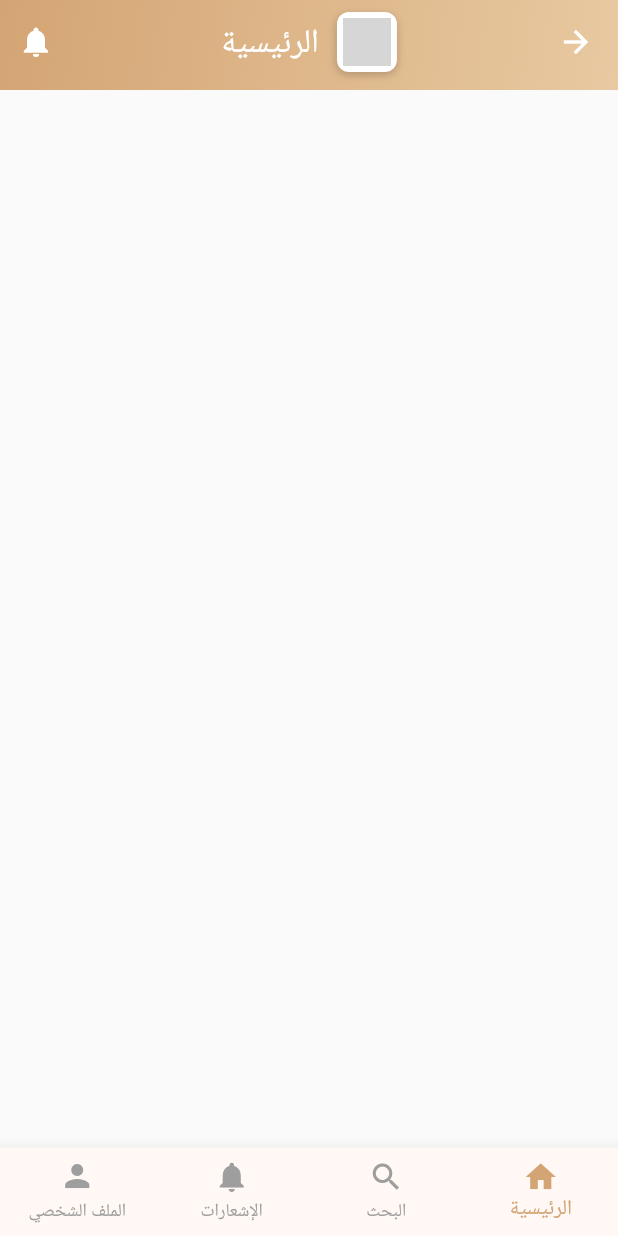
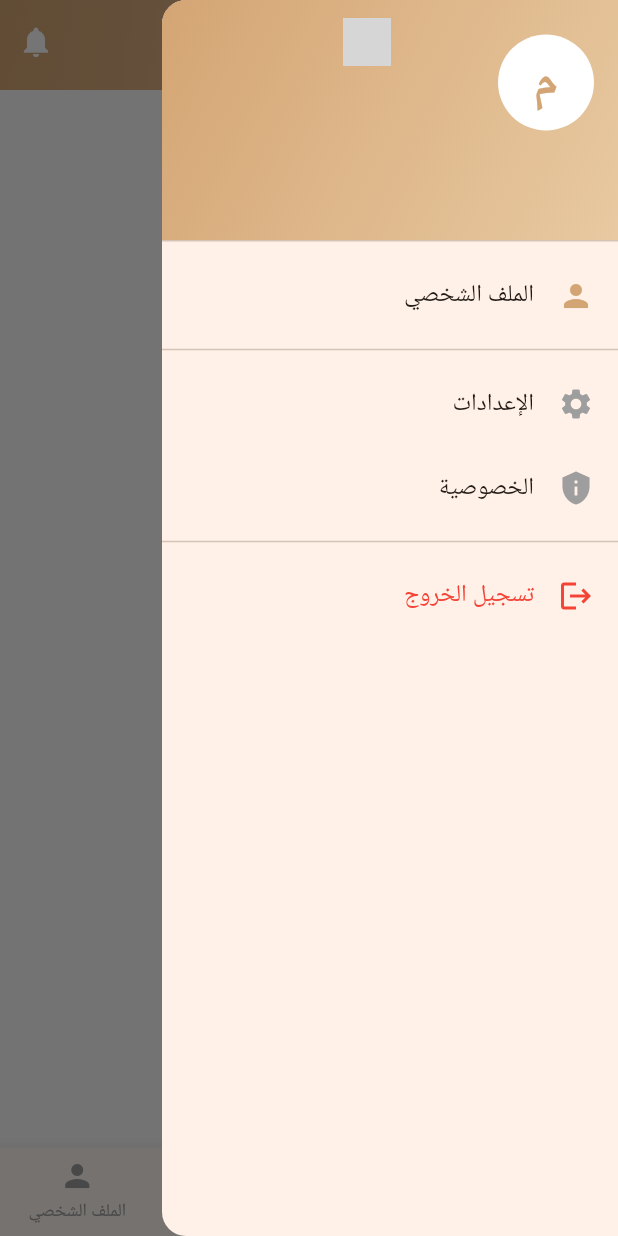
Before and after one commit to abubakr88/Mohaffez_app, a Flutter app: the HomeShell screen opened directly with empty values, with the side drawer open (before the commit the screen has no drawer), on a phone screen of 412 x 824 dp. Run offline on Flutter 3.47's test engine with Material 3 defaults, Android fonts, the phone set to English and light mode, and no system bars; our stand-ins replace cached_network_image, cloud_firestore, connectivity_plus, firebase_auth, firebase_core, firebase_messaging and 14 more; missing offline and left inert: flutter_google_maps_webservices; accounts and stored records are empty; generated files the repository leaves out were written again; grey boxes are pictures that could not be loaded.

Commit message:
Second version Release

```diff
--- a/lib/screens/home_shell.dart
+++ b/lib/screens/home_shell.dart
@@ -4,6 +4,7 @@ import 'package:go_router/go_router.dart';
 import '../shared/widgets/offline_banner.dart';
 import '../shared/constants/app_theme.dart';
 import '../providers/user_provider.dart';
+import '../providers/auth_provider.dart';
 import '../providers/navigation_provider.dart';
 import '../providers/notification_provider_paginated.dart';
 
@@ -25,7 +26,8 @@ class HomeShell extends ConsumerWidget {
     return Directionality(
       textDirection: TextDirection.rtl,
       child: Scaffold(
-        appBar: _buildAppBar(context, ref, isMohaffez, currentIndex, user.uid),
+        appBar: _buildAppBar(context, ref, isMohaffez, currentIndex, user.uid, user.name),
+        drawer: _buildDrawer(context, ref, isMohaffez, user),
         body: Column(
           children: [
             const OfflineBanner(),
@@ -43,6 +45,7 @@ class HomeShell extends ConsumerWidget {
     bool isMohaffez,
     int currentIndex,
     String userId,
+    String userName,
   ) {
     String getTitle() {
       if (isMohaffez) {
@@ -117,6 +120,13 @@ class HomeShell extends ConsumerWidget {
           ),
           backgroundColor: Colors.transparent,
           elevation: 0,
+          leading: Builder(
+            builder: (context) => IconButton(
+              icon: const Icon(Icons.menu),
+              onPressed: () => Scaffold.of(context).openDrawer(),
+              tooltip: 'القائمة',
+            ),
+          ),
           actions: [
             if (currentIndex != (isMohaffez ? 1 : 2))
               _buildNotificationBadge(context, ref, isMohaffez, userId),
@@ -181,6 +191,169 @@ class HomeShell extends ConsumerWidget {
       error: (_, __) => IconButton(
         icon: const Icon(Icons.notifications),
         onPressed: () => context.go('/notifications'),
+      ),
+    );
+  }
+
+  Widget _buildDrawer(
+    BuildContext context,
+    WidgetRef ref,
+    bool isMohaffez,
+    dynamic user,
+  ) {
+    return Drawer(
+      child: ListView(
+        padding: EdgeInsets.zero,
+        children: [
+          // Drawer Header
+          DrawerHeader(
+            decoration: BoxDecoration(
+              gradient: LinearGradient(
+                colors: [AppTheme.primaryAmber, AppTheme.lightAmber],
+                begin: Alignment.topLeft,
+                end: Alignment.bottomRight,
+              ),
+            ),
+            child: Column(
+              crossAxisAlignment: CrossAxisAlignment.start,
+              mainAxisAlignment: MainAxisAlignment.end,
+              children: [
+                CircleAvatar(
+                  radius: 32,
+                  backgroundColor: Colors.white,
+                  child: Text(
+                    user.name.isNotEmpty ? user.name[0].toUpperCase() : 'م',
+                    style: const TextStyle(
+                      fontSize: 32,
+                      fontWeight: FontWeight.bold,
+                      color: AppTheme.primaryAmber,
+                    ),
+                  ),
+                ),
+                const SizedBox(height: 12),
+                Text(
+                  user.name,
+                  style: const TextStyle(
+                    color: Colors.white,
+                    fontSize: 20,
+                    fontWeight: FontWeight.bold,
+                  ),
+                  maxLines: 1,
+                  overflow: TextOverflow.ellipsis,
+                ),
+                Text(
+                  user.email,
+                  style: const TextStyle(
+                    color: Colors.white70,
+                    fontSize: 14,
+                  ),
+                  maxLines: 1,
+                  overflow: TextOverflow.ellipsis,
+                ),
+              ],
+            ),
+          ),
+
+          // Profile
+          ListTile(
+            leading: const Icon(Icons.person, color: AppTheme.primaryAmber),
+            title: const Text('الملف الشخصي'),
+            onTap: () {
+              Navigator.pop(context);
+              context.go('/profile');
+            },
+          ),
+
+          // Mohaffez-only sections
+          if (isMohaffez) ...[
+            const Divider(),
+            ListTile(
+              leading: const Icon(Icons.verified_user, color: Colors.purple),
+              title: const Text('الشهادات'),
+              onTap: () {
+                Navigator.pop(context);
+                context.go('/credentials');
+              },
+            ),
+            ListTile(
+              leading: const Icon(Icons.schedule, color: Colors.blue),
+              title: const Text('إدارة الأوقات'),
+              onTap: () {
+                Navigator.pop(context);
+                context.go('/availability');
+              },
+            ),
+          ],
+
+          const Divider(),
+
+          // Settings
+          ListTile(
+            leading: const Icon(Icons.settings, color: Colors.grey),
+            title: const Text('الإعدادات'),
+            onTap: () {
+              Navigator.pop(context);
+              // TODO: Navigate to settings screen
+            },
+          ),
+
+          // Privacy
+          ListTile(
+            leading: const Icon(Icons.privacy_tip, color: Colors.grey),
+            title: const Text('الخصوصية'),
+            onTap: () {
+              Navigator.pop(context);
+              // TODO: Navigate to privacy settings
+            },
+          ),
+
+          const Divider(),
+
+          // Logout
+          ListTile(
+            leading: const Icon(Icons.logout, color: Colors.red),
+            title: const Text(
+              'تسجيل الخروج',
+              style: TextStyle(color: Colors.red),
+            ),
+            onTap: () {
+              Navigator.pop(context);
+              _showLogoutDialog(context, ref);
+            },
+          ),
+        ],
+      ),
+    );
+  }
+
+  void _showLogoutDialog(BuildContext context, WidgetRef ref) {
+    showDialog(
+      context: context,
+      builder: (ctx) => Directionality(
+        textDirection: TextDirection.rtl,
+        child: AlertDialog(
+          title: const Text('تسجيل الخروج'),
+          content: const Text('هل أنت متأكد من تسجيل الخروج؟'),
+          actions: [
+            TextButton(
+              onPressed: () => Navigator.pop(ctx),
+              child: const Text('إلغاء'),
+            ),
+            ElevatedButton(
+              onPressed: () async {
+                Navigator.pop(ctx);
+                await ref.read(authNotifierProvider.notifier).logout();
+                if (context.mounted) {
+                  context.go('/login');
+                }
+              },
+              style: ElevatedButton.styleFrom(
+                backgroundColor: Colors.red,
+              ),
+              child: const Text('تسجيل الخروج'),
+            ),
+          ],
+        ),
       ),
     );
   }
```
Also changed, not shown: lib/config/app_router.dart (+13 -11 lines).
